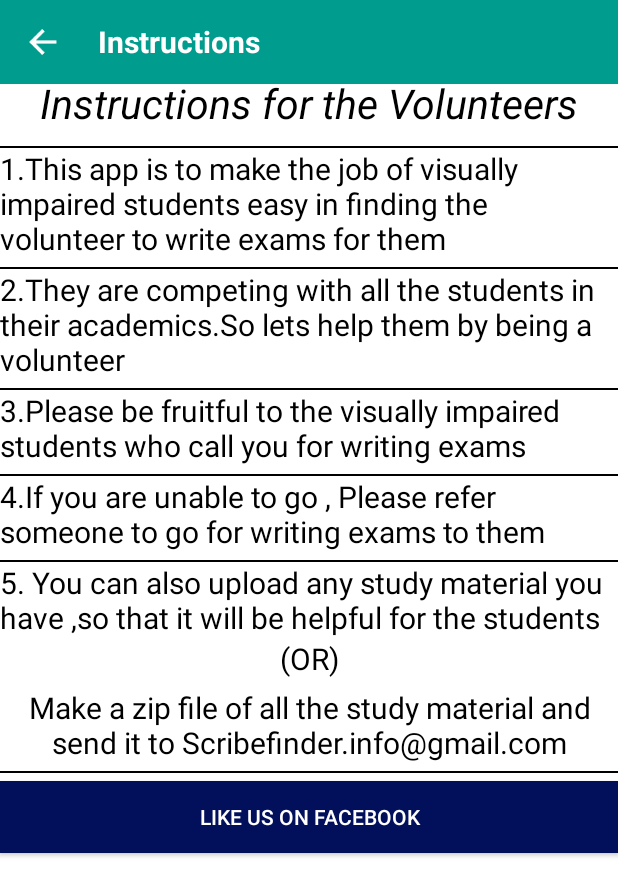
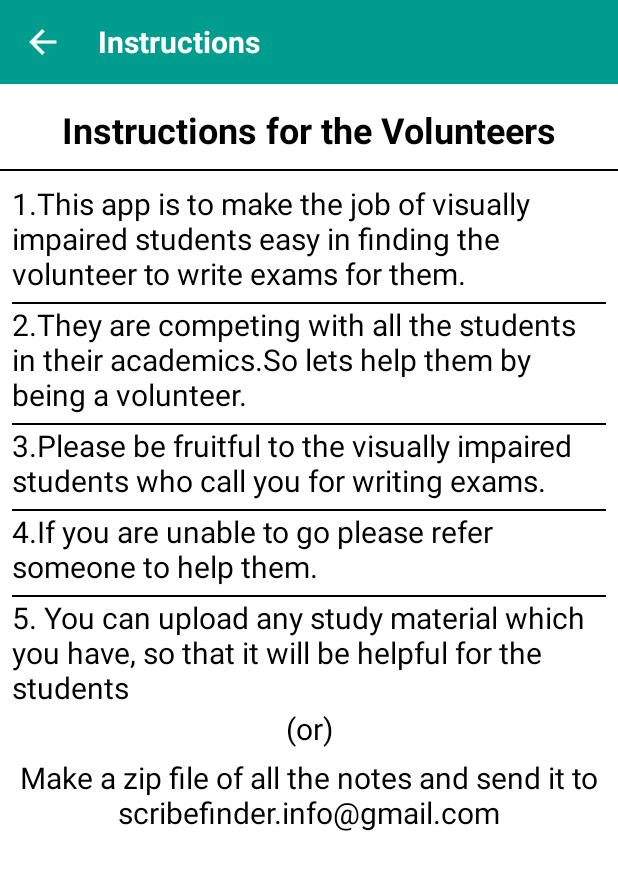
Before and after one commit to ram6696/Scribefinder, an Android app: the Instruction screen opened directly, with no data from a screen before it, on a phone screen of 412 x 824 dp. Shown: the top 896 px of the screen. Run offline under Robolectric (Android 15) with nearby library versions, the phone set to English and light mode, and no system bars.

Commit message:
Bug Fixes

```diff
--- a/app/build.gradle
+++ b/app/build.gradle
@@ -2,7 +2,7 @@ apply plugin: 'com.android.application'
 
 android {
     compileSdkVersion 27
-    buildToolsVersion '28.0.2'
+    buildToolsVersion '28.0.3'
     defaultConfig {
         android {
             defaultConfig {
--- a/app/src/main/res/layout/activity_contact_us.xml
+++ b/app/src/main/res/layout/activity_contact_us.xml
@@ -36,7 +36,7 @@
     <LinearLayout
         android:layout_width="match_parent"
         android:layout_height="match_parent"
-        android:layout_marginTop="100dp"
+        android:layout_marginTop="70dp"
         android:orientation="vertical"
         android:paddingLeft="15dp"
         android:paddingRight="15dp">
@@ -70,6 +70,7 @@
             android:layout_height="wrap_content"
             android:text="@string/suggestions_text"
             android:textColor="@color/black"
+            android:layout_marginTop="10dp"
             android:textSize="15sp" />
 
         <EditText
--- a/app/src/main/res/layout/activity_instruction.xml
+++ b/app/src/main/res/layout/activity_instruction.xml
@@ -1,21 +1,20 @@
 <?xml version="1.0" encoding="utf-8"?>
 <android.support.constraint.ConstraintLayout xmlns:android="http://schemas.android.com/apk/res/android"
-    xmlns:app="http://schemas.android.com/apk/res-auto"
     xmlns:tools="http://schemas.android.com/tools"
     android:orientation="vertical"
     android:layout_width="match_parent"
     android:layout_height="match_parent"
     android:background="@color/white"
     tools:context="com.ourapps.scribefinder.Instruction">
+
     <android.support.v7.widget.Toolbar
         android:layout_width="match_parent"
         android:layout_height="wrap_content"
+        android:background="@color/toolbarColor">
 
-        android:background="@color/toolbarColor">
         <ImageView
             android:layout_width="25dp"
             android:layout_height="25dp"
-
             android:src="@drawable/ic_action_arrow_left"
             android:contentDescription="@string/image_not_available"
             android:onClick="goBackToPreviousActivity"/>
@@ -26,8 +25,9 @@
             android:textColor="@color/white"
             android:textSize="20sp"
             android:textStyle="bold"
-            android:text="Instructions"
-            android:layout_marginStart="40dp"/>
+            android:layout_marginStart="40dp"
+            android:layout_marginLeft="40dp"
+            android:text="@string/instructions" />
 
     </android.support.v7.widget.Toolbar>
 
@@ -39,56 +39,34 @@
         <TextView
             android:layout_width="match_parent"
             android:layout_height="wrap_content"
-            android:text="Instructions for the Volunteers"
+            android:layout_marginTop="70dp"
             android:textColor="@color/black"
-            android:textStyle="italic"
-            android:layout_marginTop="50dp"
+            android:text="@string/instructions_for_the_volunteers"
+            android:textSize="24sp"
             android:textAlignment="center"
             android:layout_marginBottom="10dp"
-            android:textSize="27sp"/>
+            android:textStyle="bold" />
         <View
             android:layout_width="match_parent"
             android:layout_height="1dp"
             android:background="@android:color/background_dark"/>
 
-        <TextView
+        <ScrollView
+            android:layout_width="match_parent"
+            android:layout_height="match_parent">
+
+            <LinearLayout
                 android:layout_width="match_parent"
                 android:layout_height="wrap_content"
-            android:layout_gravity="center_horizontal"
-            android:layout_marginBottom="5dp"
-            android:textColor="@color/black"
-            android:text="1.This app is to make the job of visually      impaired students easy in finding the volunteer to write exams for them"
-            android:textAppearance="@style/TextAppearance.AppCompat"
-            android:textSize="20sp"
-            android:visibility="visible" />
-
-
-        <View
-            android:layout_width="match_parent"
-            android:layout_height="1dp"
-            android:background="@android:color/background_dark"/>
-        <TextView
-            android:layout_width="match_parent"
-            android:layout_height="wrap_content"
-            android:layout_marginBottom="5dp"
-
-            android:textColor="@color/black"
-            android:text="2.They are competing with all the students in their academics.So lets help them by being a volunteer"
-
-            android:textSize="20sp"
-            android:visibility="visible" />
-
-        <View
-            android:layout_width="match_parent"
-            android:layout_height="1dp"
-            android:background="@android:color/background_dark"/>
+                android:layout_margin="8dp"
+                android:orientation="vertical">
 
                 <TextView
                     android:layout_width="match_parent"
                     android:layout_height="wrap_content"
                     android:layout_marginBottom="5dp"
-
-            android:text="3.Please be fruitful to the visually impaired students who call you for writing exams"
+                    android:text="1.This app is to make the job of visually impaired students easy in finding the volunteer to write exams for them."
+                    android:textAppearance="@style/TextAppearance.AppCompat"
                     android:textColor="@color/black"
                     android:textSize="20sp"
                     android:visibility="visible" />
@@ -96,60 +74,78 @@
                 <View
                     android:layout_width="match_parent"
                     android:layout_height="1dp"
-            android:background="@android:color/background_dark"/>
+                    android:background="@android:color/background_dark" />
 
                 <TextView
                     android:layout_width="match_parent"
                     android:layout_height="wrap_content"
                     android:layout_marginBottom="5dp"
+                    android:text="2.They are competing with all the students in their academics.So lets help them by being a volunteer."
+                    android:textColor="@color/black"
+                    android:textSize="20sp"
+                    android:visibility="visible" />
 
-            android:text="4.If you are unable to go , Please refer someone to go for writing exams to them"
+                <View
+                    android:layout_width="match_parent"
+                    android:layout_height="1dp"
+                    android:background="@android:color/background_dark" />
+
+                <TextView
+                    android:layout_width="match_parent"
+                    android:layout_height="wrap_content"
+                    android:layout_marginBottom="5dp"
+                    android:text="3.Please be fruitful to the visually impaired students who call you for writing exams."
+                    android:textColor="@color/black"
+                    android:textSize="20sp"
+                    android:visibility="visible" />
+
+                <View
+                    android:layout_width="match_parent"
+                    android:layout_height="1dp"
+                    android:background="@android:color/background_dark" />
+
+                <TextView
+                    android:layout_width="match_parent"
+                    android:layout_height="wrap_content"
+                    android:layout_marginBottom="5dp"
+                    android:text="4.If you are unable to go please refer someone to help them."
                     android:textColor="@color/black"
                     android:textSize="20sp" />
 
                 <View
                     android:layout_width="match_parent"
                     android:layout_height="1dp"
-            android:background="@android:color/background_dark"/>
+                    android:background="@android:color/background_dark" />
 
                 <TextView
                     android:layout_width="match_parent"
                     android:layout_height="wrap_content"
-            android:text="5. You can also upload any study material you have ,so that it will be helpful for the students"
+                    android:text="5. You can upload any study material which you have, so that it will be helpful for the students"
                     android:textColor="@color/black"
                     android:textSize="20sp" />
-
 
                 <TextView
                     android:layout_width="match_parent"
                     android:layout_height="wrap_content"
                     android:layout_marginBottom="5dp"
-            android:text="(OR)"
                     android:gravity="center"
+                    android:text="@string/or"
                     android:textColor="@color/black"
                     android:textSize="20sp" />
+
                 <TextView
                     android:layout_width="match_parent"
                     android:layout_height="wrap_content"
                     android:layout_marginBottom="5dp"
-            android:text="Make a zip file of all the study material and send it to Scribefinder.info@gmail.com"
                     android:gravity="center"
+                    android:text="@string/makeZipFile"
                     android:textColor="@color/black"
                     android:textSize="20sp" />
-        <View
-            android:layout_width="match_parent"
-            android:layout_height="1dp"
-            android:background="@android:color/background_dark"/>
 
-        <Button
-            android:layout_width="match_parent"
-            android:layout_height="wrap_content"
-            android:text="Like us on facebook"
-            android:layout_marginTop="5dp"
-            android:textColor="@color/white"
-            android:onClick="facebook"
-            android:background="@color/colorPrimary"/>
             </LinearLayout>
 
+        </ScrollView>
+
+    </LinearLayout>
 
 </android.support.constraint.ConstraintLayout>
--- a/app/src/main/res/layout/activity_splash_screen_new.xml
+++ b/app/src/main/res/layout/activity_splash_screen_new.xml
@@ -27,7 +27,7 @@
         <TextView
             android:id="@+id/appName"
             android:layout_width="150dp"
-            android:layout_height="238dp"
+            android:layout_height="wrap_content"
             android:layout_marginBottom="8dp"
             android:contentDescription="@string/app_name"
             android:gravity="center_horizontal"
@@ -38,7 +38,7 @@
             app:layout_constraintEnd_toEndOf="parent"
             app:layout_constraintStart_toStartOf="parent"
             app:layout_constraintTop_toBottomOf="@+id/logo"
-            app:layout_constraintVertical_bias="1.0"
+            app:layout_constraintVertical_bias="0.108"
             tools:text="@string/app_name" />
 
         <Button
--- a/app/src/main/res/values/strings.xml
+++ b/app/src/main/res/values/strings.xml
@@ -29,8 +29,6 @@
     <string name="select_dist">Select District</string>
     <string name="select_cit">Select City</string>
     <string name="title_activity_needy_main_page">NeedyMainPage</string>
-
-
     <string-array name="india_states">
         <item>Andaman and Nicobar Islands</item>
         <item>Andhra Pradesh</item>
@@ -69,7 +67,6 @@
         <item>Uttar Pradesh</item>
         <item>West Bengal</item>
     </string-array>
-
     <string name="action_settings">Settings</string>
     <string name="address">Address</string>
     <string name="pincode">Pincode</string>
@@ -165,4 +162,10 @@
     <string name="makeZipFile">Make a zip file of all the notes and send it to scribefinder.info@gmail.com</string>
     <string name="this_is_the_list_of_notes_uploaded_by_all_the_users">This is the complete list of notes uploaded by all the users.</string>
     <string name="introduction">Introduction</string>
+    <string name="app_reason">App to find volunteers for writing exams to the visually impaired students.</string>
+    <string name="volunteer_reason">Register as Volunteer for helping visually impaired students to write thier exams.</string>
+    <string name="needy_reason">Register as Needy if you are Visually Impaired student.</string>
+    <string name="study_materials_">Access to the study materials at one place</string>
+    <string name="instructions">Instructions</string>
+    <string name="instructions_for_the_volunteers">Instructions for the Volunteers</string>
 </resources>
--- a/build.gradle
+++ b/build.gradle
@@ -5,7 +5,7 @@ buildscript {
         jcenter()
     }
     dependencies {
-        classpath 'com.android.tools.build:gradle:3.2.0'
+        classpath 'com.android.tools.build:gradle:3.2.1'
         classpath 'com.google.gms:google-services:3.2.0'
     }
 }
```
Also changed, not shown: app/src/main/java/com/ourapps/scribefinder/Instruction.java (+0 -8 lines), app/src/main/java/com/ourapps/scribefinder/Intro.java (+2 -5 lines), app/src/main/java/com/ourapps/scribefinder/Login.java (+14 -8 lines), app/src/main/res/layout/intoslide1.xml (+14 -10 lines), app/src/main/res/layout/introslide.xml (+17 -12 lines), app/src/main/res/layout/introslide2.xml (+15 -12 lines), app/src/main/res/layout/introslide3.xml (+18 -15 lines). Lines whose indentation alone changed are shown as unchanged.
